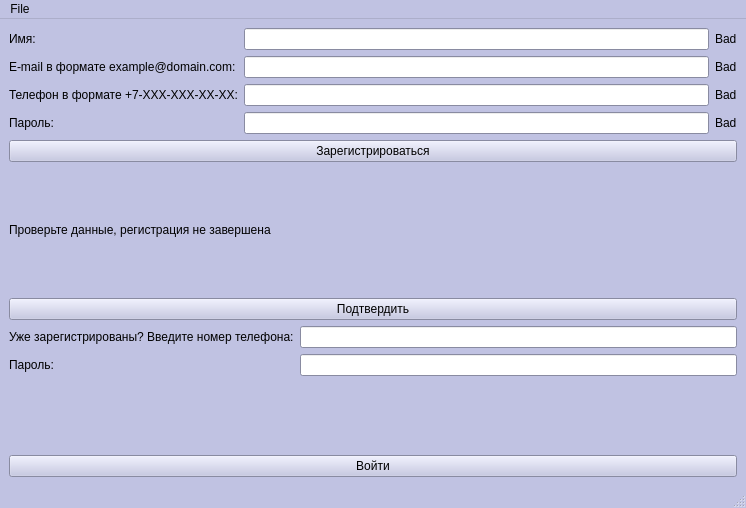
Old version of the form Booking/mainwindow.ui in the repository mainex/btimetable-booking.
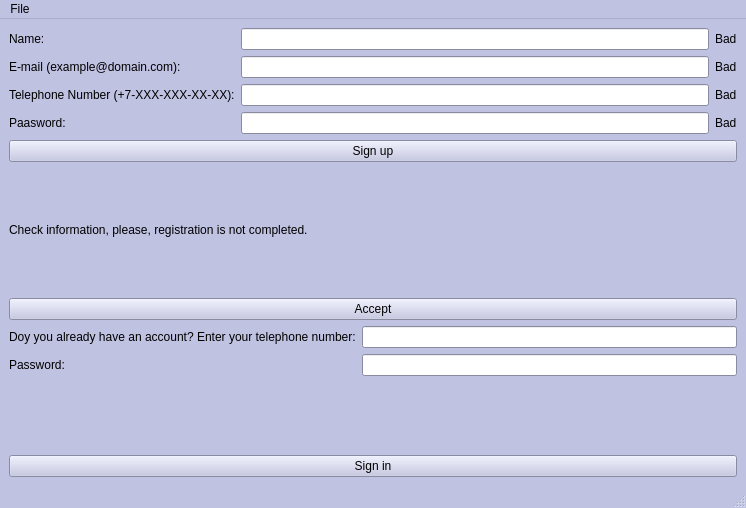
New version of the form.

Commit message: translated text in mainwindow

The edit to the form file:
```diff
--- a/Booking/mainwindow.ui
+++ b/Booking/mainwindow.ui
@@ -464,7 +464,7 @@
         <item row="0" column="0">
          <widget class="QLabel" name="label_2">
           <property name="text">
-           <string>Имя:</string>
+           <string>Name:</string>
           </property>
          </widget>
         </item>
@@ -485,21 +485,21 @@
         <item row="1" column="0">
          <widget class="QLabel" name="enterEmailLabel">
           <property name="text">
-           <string>E-mail в формате example@domain.com:</string>
+           <string>E-mail (example@domain.com):</string>
           </property>
          </widget>
         </item>
         <item row="2" column="0">
          <widget class="QLabel" name="enterTelephoneLabel">
           <property name="text">
-           <string>Телефон в формате +7-XXX-XXX-XX-XX:</string>
+           <string>Telephone Number (+7-XXX-XXX-XX-XX):</string>
           </property>
          </widget>
         </item>
         <item row="3" column="0">
          <widget class="QLabel" name="enterPasswordLabel">
           <property name="text">
-           <string>Пароль:</string>
+           <string>Paasword:</string>
           </property>
          </widget>
         </item>
@@ -558,7 +558,7 @@
       <item>
        <widget class="QPushButton" name="pushButton">
         <property name="text">
-         <string>Зарегистрироваться</string>
+         <string>Sign up</string>
         </property>
        </widget>
       </item>
@@ -567,14 +567,14 @@
     <item>
      <widget class="QLabel" name="label">
       <property name="text">
-       <string>Проверьте данные, регистрация не завершена</string>
+       <string>Check information, please, registration is not completed.</string>
       </property>
      </widget>
     </item>
     <item>
      <widget class="QPushButton" name="pushButton_2">
       <property name="text">
-       <string>Подтвердить</string>
+       <string>Accept</string>
       </property>
      </widget>
     </item>
@@ -583,7 +583,7 @@
       <item row="0" column="0">
        <widget class="QLabel" name="label_9">
         <property name="text">
-         <string>Уже зарегистрированы? Введите номер телефона:</string>
+         <string>Doy you already have an account? Enter your telephone number:</string>
         </property>
        </widget>
       </item>
@@ -593,7 +593,7 @@
       <item row="1" column="0">
        <widget class="QLabel" name="label_7">
         <property name="text">
-         <string>Пароль:</string>
+         <string>Password:</string>
         </property>
        </widget>
       </item>
@@ -605,7 +605,7 @@
     <item>
      <widget class="QPushButton" name="enterButton">
       <property name="text">
-       <string>Войти</string>
+       <string>Sign in</string>
       </property>
      </widget>
     </item>
```
